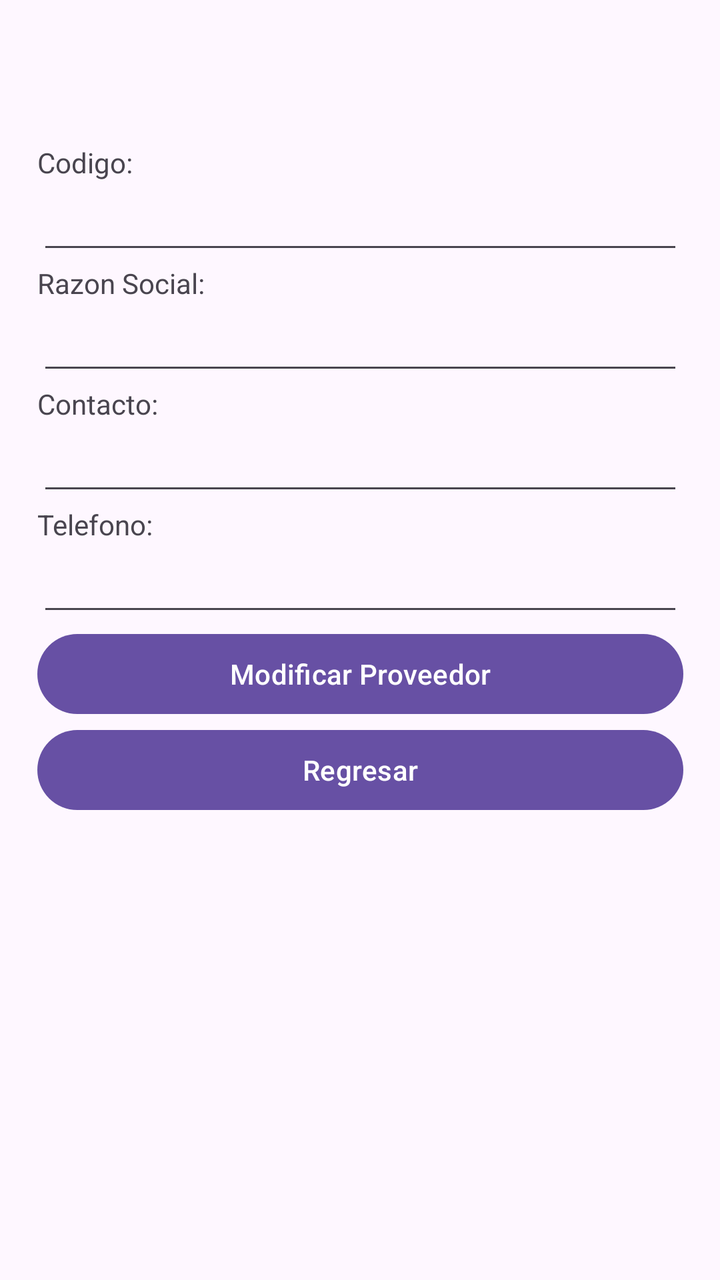
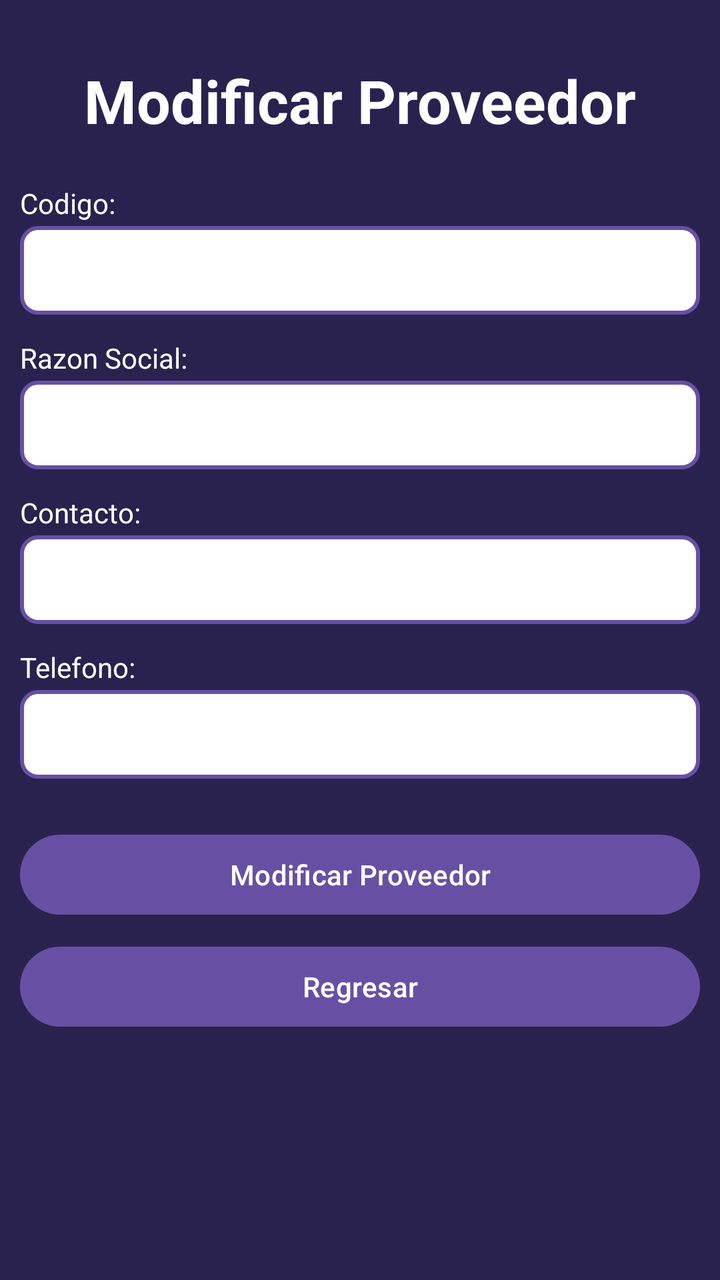

Screens rendered from an Android XML layout before and after an edit, with the pre-edit source and the edit as a unified diff.
<!-- AndroidManifest.xml: application theme Theme.AlcamenProyectoFinal -->
<!-- res/layout/activity_frm_modificar_proveedores.xml -->
<?xml version="1.0" encoding="utf-8"?>
<androidx.constraintlayout.widget.ConstraintLayout xmlns:android="http://schemas.android.com/apk/res/android"
    xmlns:app="http://schemas.android.com/apk/res-auto"
    xmlns:tools="http://schemas.android.com/tools"
    android:id="@+id/main"
    android:layout_width="match_parent"
    android:layout_height="match_parent"
    tools:context=".Vista.frmModificarProveedores">

    <LinearLayout
        android:layout_width="323dp"
        android:layout_height="497dp"
        android:orientation="vertical"
        app:layout_constraintBottom_toBottomOf="parent"
        app:layout_constraintEnd_toEndOf="parent"
        app:layout_constraintStart_toStartOf="parent"
        app:layout_constraintTop_toTopOf="parent">

        <TextView
            android:id="@+id/textView52"
            android:layout_width="match_parent"
            android:layout_height="wrap_content"
            android:text="Codigo:" />

        <EditText
            android:id="@+id/txtCodigoProveedorMod"
            android:layout_width="match_parent"
            android:layout_height="wrap_content"
            android:ems="10"
            android:inputType="text" />

        <TextView
            android:id="@+id/textView53"
            android:layout_width="match_parent"
            android:layout_height="wrap_content"
            android:text="Razon Social:" />

        <EditText
            android:id="@+id/txtRazonSocialMod"
            android:layout_width="match_parent"
            android:layout_height="wrap_content"
            android:ems="10"
            android:inputType="text" />

        <TextView
            android:id="@+id/textView54"
            android:layout_width="match_parent"
            android:layout_height="wrap_content"
            android:text="Contacto:" />

        <EditText
            android:id="@+id/txtContactoMod"
            android:layout_width="match_parent"
            android:layout_height="wrap_content"
            android:ems="10"
            android:inputType="text" />

        <TextView
            android:id="@+id/textView55"
            android:layout_width="match_parent"
            android:layout_height="wrap_content"
            android:text="Telefono:" />

        <EditText
            android:id="@+id/txtNumeroMod"
            android:layout_width="match_parent"
            android:layout_height="wrap_content"
            android:ems="10"
            android:inputType="number" />

        <Button
            android:id="@+id/button56"
            android:layout_width="match_parent"
            android:layout_height="wrap_content"
            android:onClick="btnModificarProveedor"
            android:text="Modificar Proveedor" />

        <Button
            android:id="@+id/button57"
            android:layout_width="match_parent"
            android:layout_height="wrap_content"
            android:onClick="btnRegresar"
            android:text="Regresar" />

    </LinearLayout>
</androidx.constraintlayout.widget.ConstraintLayout>
<!-- resources referenced by this layout -->
<resources>
  <style name="Theme.AlcamenProyectoFinal" parent="Base.Theme.AlcamenProyectoFinal" />
  <style name="Base.Theme.AlcamenProyectoFinal" parent="Theme.Material3.DayNight.NoActionBar">
          
          
      </style>
</resources>

<!-- the commit's change to res/layout/activity_frm_modificar_proveedores.xml (unified diff, before → after) -->
@@ -5,75 +5,119 @@
     android:id="@+id/main"
     android:layout_width="match_parent"
     android:layout_height="match_parent"
+    android:background="#29224E"
     tools:context=".Vista.frmModificarProveedores">
 
+    <TextView
+        android:id="@+id/tvTituloModificarProveedores"
+        android:layout_width="wrap_content"
+        android:layout_height="wrap_content"
+        android:layout_marginTop="30dp"
+        android:text="Modificar Proveedor"
+        android:textColor="#FFFFFF"
+        android:textSize="30sp"
+        android:textStyle="bold"
+        app:layout_constraintEnd_toEndOf="parent"
+        app:layout_constraintStart_toStartOf="parent"
+        app:layout_constraintTop_toTopOf="parent" />
+
     <LinearLayout
-        android:layout_width="323dp"
-        android:layout_height="497dp"
+        android:layout_width="340dp"
+        android:layout_height="wrap_content"
         android:orientation="vertical"
         app:layout_constraintBottom_toBottomOf="parent"
         app:layout_constraintEnd_toEndOf="parent"
         app:layout_constraintStart_toStartOf="parent"
-        app:layout_constraintTop_toTopOf="parent">
+        app:layout_constraintTop_toBottomOf="@+id/tvTituloModificarProveedores"
+        app:layout_constraintVertical_bias="0.15">
 
         <TextView
             android:id="@+id/textView52"
             android:layout_width="match_parent"
             android:layout_height="wrap_content"
-            android:text="Codigo:" />
+            android:text="Codigo:"
+            android:textColor="#FFFFFF"
+            android:textSize="14sp"
+            android:layout_marginBottom="2dp" />
 
         <EditText
             android:id="@+id/txtCodigoProveedorMod"
             android:layout_width="match_parent"
             android:layout_height="wrap_content"
             android:ems="10"
-            android:inputType="text" />
+            android:inputType="text"
+            android:background="@drawable/input_border"
+            android:padding="10dp"
+            android:textColor="#FFFFFF"
+            android:layout_marginBottom="12dp" />
 
         <TextView
             android:id="@+id/textView53"
             android:layout_width="match_parent"
             android:layout_height="wrap_content"
-            android:text="Razon Social:" />
+            android:text="Razon Social:"
+            android:textColor="#FFFFFF"
+            android:textSize="14sp"
+            android:layout_marginBottom="2dp" />
 
         <EditText
             android:id="@+id/txtRazonSocialMod"
             android:layout_width="match_parent"
             android:layout_height="wrap_content"
             android:ems="10"
-            android:inputType="text" />
+            android:inputType="text"
+            android:background="@drawable/input_border"
+            android:padding="10dp"
+            android:textColor="#FFFFFF"
+            android:layout_marginBottom="12dp" />
 
         <TextView
             android:id="@+id/textView54"
             android:layout_width="match_parent"
             android:layout_height="wrap_content"
-            android:text="Contacto:" />
+            android:text="Contacto:"
+            android:textColor="#FFFFFF"
+            android:textSize="14sp"
+            android:layout_marginBottom="2dp" />
 
         <EditText
             android:id="@+id/txtContactoMod"
             android:layout_width="match_parent"
             android:layout_height="wrap_content"
             android:ems="10"
-            android:inputType="text" />
+            android:inputType="text"
+            android:background="@drawable/input_border"
+            android:padding="10dp"
+            android:textColor="#FFFFFF"
+            android:layout_marginBottom="12dp" />
 
         <TextView
             android:id="@+id/textView55"
             android:layout_width="match_parent"
             android:layout_height="wrap_content"
-            android:text="Telefono:" />
+            android:text="Telefono:"
+            android:textColor="#FFFFFF"
+            android:textSize="14sp"
+            android:layout_marginBottom="2dp" />
 
         <EditText
             android:id="@+id/txtNumeroMod"
             android:layout_width="match_parent"
             android:layout_height="wrap_content"
             android:ems="10"
-            android:inputType="number" />
+            android:inputType="number"
+            android:background="@drawable/input_border"
+            android:padding="10dp"
+            android:textColor="#FFFFFF"
+            android:layout_marginBottom="24dp" />
 
         <Button
             android:id="@+id/button56"
             android:layout_width="match_parent"
             android:layout_height="wrap_content"
             android:onClick="btnModificarProveedor"
-            android:text="Modificar Proveedor" />
+            android:text="Modificar Proveedor"
+            android:layout_marginBottom="8dp" />
 
         <Button
             android:id="@+id/button57"
<!-- resource entries referenced after the edit -->
@@ -1,5 +1,19 @@
 <!-- resources referenced by this layout -->
 <resources>
+  <!-- drawable input_border (drawable) -->
+  <?xml version="1.0" encoding="utf-8"?>
+  <shape xmlns:android="http://schemas.android.com/apk/res/android"
+      android:shape="rectangle">
+  
+      <solid android:color="#FFFFFF" />
+  
+      <stroke
+          android:width="2dp"
+          android:color="#6750A4" />
+  
+      <corners android:radius="8dp" />
+  
+  </shape>
   <style name="Theme.AlcamenProyectoFinal" parent="Base.Theme.AlcamenProyectoFinal" />
   <style name="Base.Theme.AlcamenProyectoFinal" parent="Theme.Material3.DayNight.NoActionBar">
           
